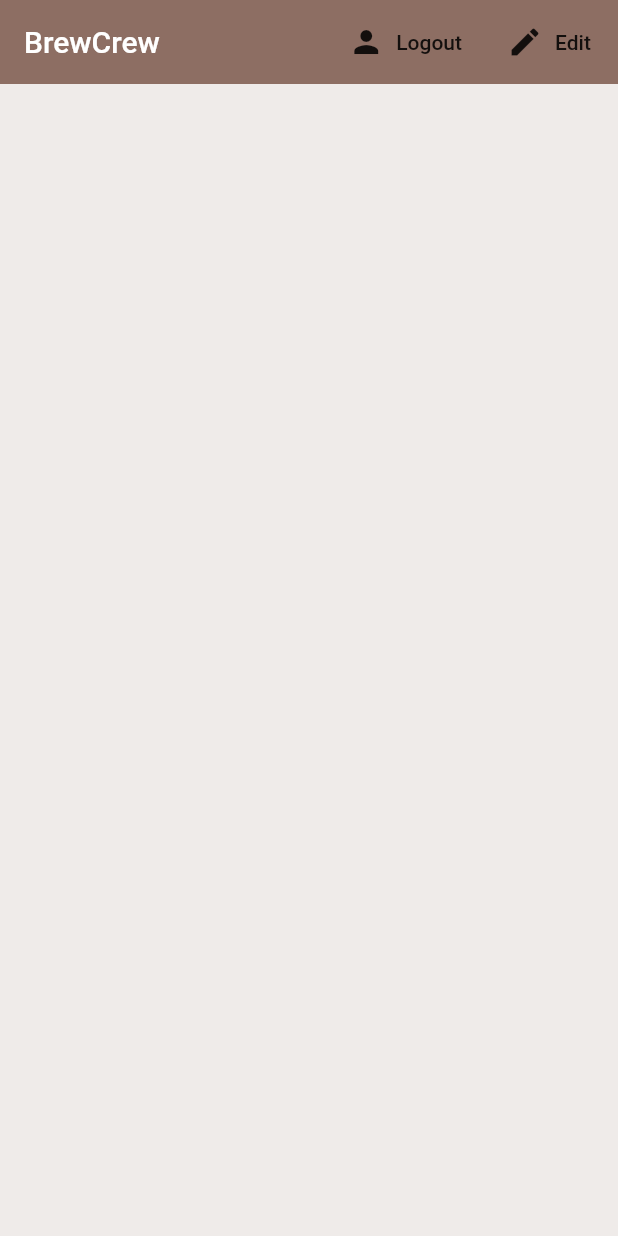
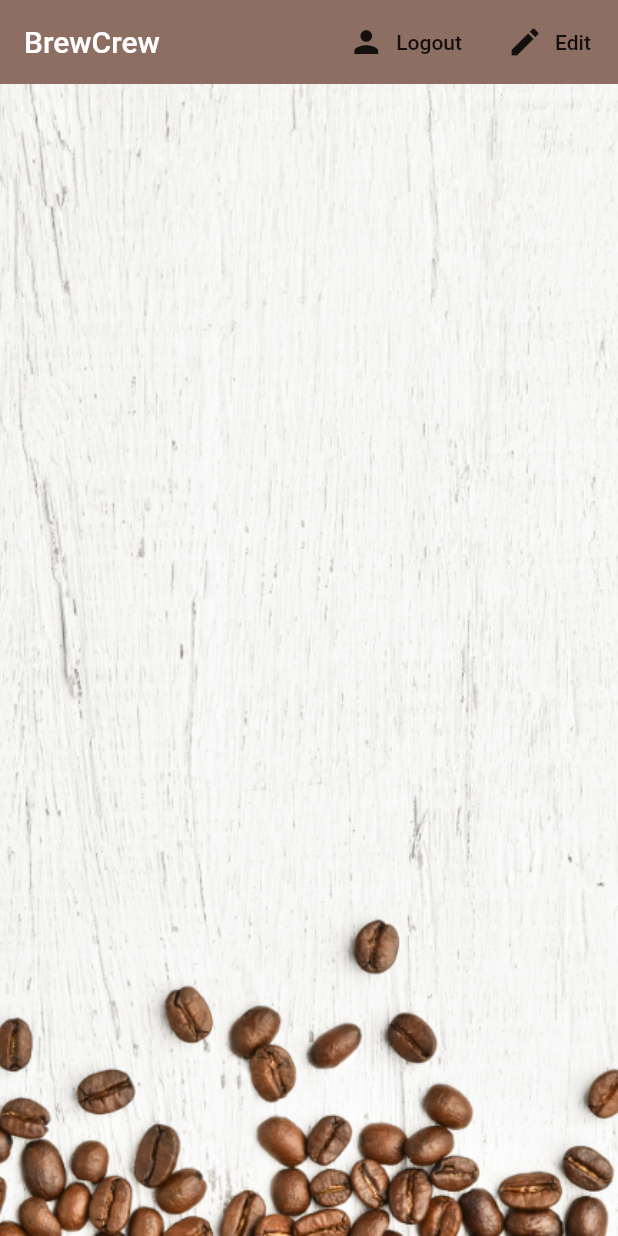
Before and after one commit to yashimself/flutter_project, a Flutter app: the screen it shows once a user with an empty profile is signed in, on a phone screen of 412 x 824 dp. Run offline on Flutter 3.47's test engine with Material 2 defaults, Android fonts, the phone set to English and light mode, and no system bars; our stand-ins replace cloud_firestore, firebase_auth, flutter_spinkit; accounts and stored records are empty.

Commit message:
final commit

```diff
--- a/lib/models/user.dart
+++ b/lib/models/user.dart
@@ -4,3 +4,13 @@ class User{
 
   User({ this.uid } );
 }
+
+class UserData{
+
+  final String uid;
+  final String name;
+  final String sugar;
+  final int strength;
+
+  UserData({this.uid,this.name,this.sugar,this.strength});
+}
--- a/lib/screens/authenticate/Register.dart
+++ b/lib/screens/authenticate/Register.dart
@@ -14,8 +14,8 @@ class Register extends StatefulWidget {
 
 class _RegisterState extends State<Register> {
 
+final AuthService _auth = AuthService();
 final _formKey = GlobalKey<FormState>();
-  final AuthService _auth = AuthService();
   bool loading = false;
  //text field state
 
@@ -33,7 +33,7 @@ final _formKey = GlobalKey<FormState>();
         actions: [
           FlatButton.icon(
             onPressed: (){
-              widget.toggleView();
+             return widget.toggleView();
             },
              icon: Icon(Icons.person),
               label: Text('Sign In'),
--- a/lib/screens/home/brew_list.dart
+++ b/lib/screens/home/brew_list.dart
@@ -13,7 +13,7 @@ class _BrewListState extends State<BrewList> {
   @override
   Widget build(BuildContext context) {
 
-    final brews = Provider.of<List<Brew>>(context);
+    final brews = Provider.of<List<Brew>>(context) ?? [];
     //print(brews);
 
     brews.forEach((brew) {
--- a/lib/screens/home/brew_tile.dart
+++ b/lib/screens/home/brew_tile.dart
@@ -17,6 +17,7 @@ class BrewTile extends StatelessWidget {
           leading: CircleAvatar(
             radius: 25.0,
             backgroundColor: Colors.brown[brew.strength],
+            backgroundImage: AssetImage('assets/coffee_icon.png'),
 
           ),
           title: Text(brew.name),
--- a/lib/screens/home/home.dart
+++ b/lib/screens/home/home.dart
@@ -4,6 +4,7 @@ import 'package:coffee_app/services/database.dart';
 import 'package:provider/provider.dart';
 import 'package:coffee_app/screens/home/brew_list.dart';
 import 'package:coffee_app/models/brew.dart';
+import 'package:coffee_app/screens/home/settings_forms.dart';
 
 class Home extends StatelessWidget {
 
@@ -16,7 +17,7 @@ final AuthService _auth=AuthService();
       showModalBottomSheet(context: context, builder: (context){
         return Container(
           padding: EdgeInsets.symmetric(vertical: 20, horizontal: 60),
-          child: Text('bottom sheet'),
+          child: SettingsFor(),
 
         );
       });
@@ -48,7 +49,15 @@ final AuthService _auth=AuthService();
                  ),
           ],
         ),
-        body: BrewList(),
+        body: Container(
+          decoration: BoxDecoration(
+            image:DecorationImage(
+              image: AssetImage('assets/coffee_bg.png'),
+              fit: BoxFit.cover,
+            ),
+          ),
+          child: BrewList()
+          ),
       ),
     );
   }
--- a/pubspec.yaml
+++ b/pubspec.yaml
@@ -54,9 +54,9 @@ flutter:
   uses-material-design: true
 
   # To add assets to your application, add an assets section, like this:
-  # assets:
-  #   - images/a_dot_burr.jpeg
-  #   - images/a_dot_ham.jpeg
+  assets:
+   - assets/
+
 
   # An image asset can refer to one or more resolution-specific "variants", see
   # https://flutter.dev/assets-and-images/#resolution-aware.
```
Also changed, not shown: lib/screens/home/settings_forms.dart (added, +102 -0 lines), lib/services/database.dart (+18 -0 lines), assets/coffee_bg.png (added), assets/coffee_icon.png (added).
